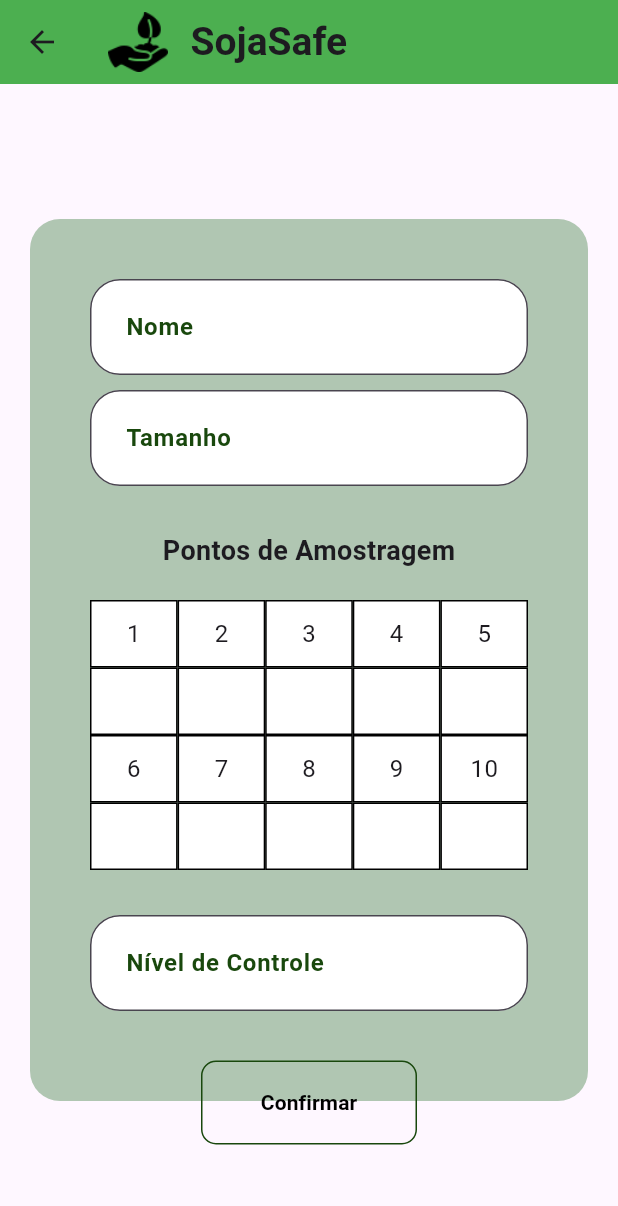
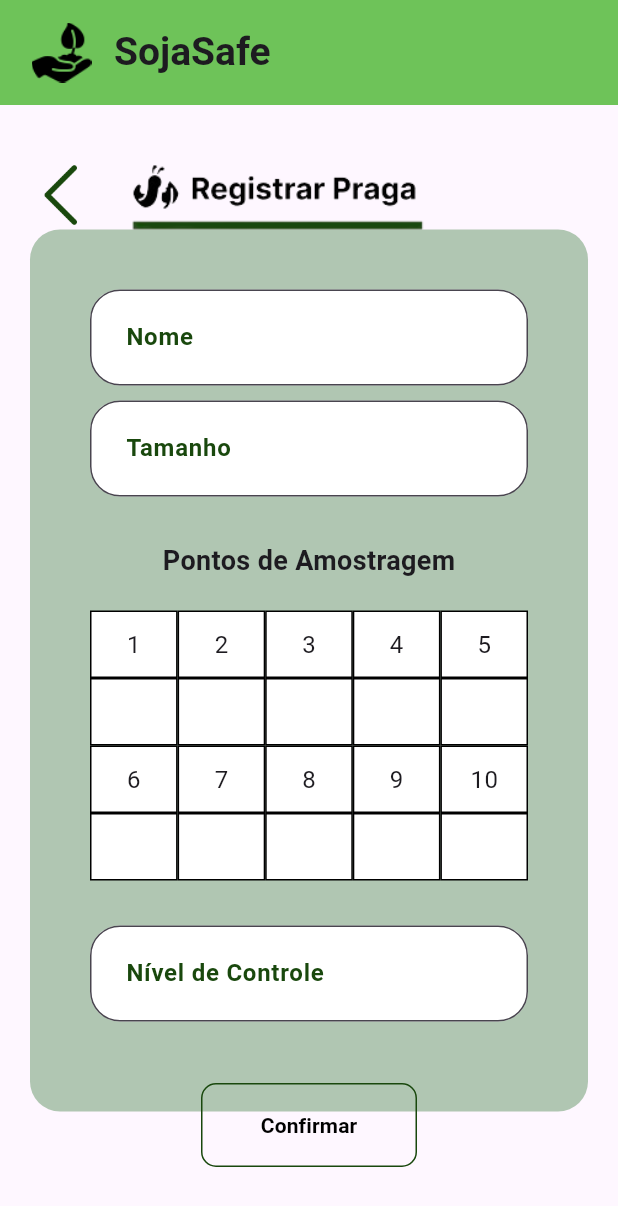
Before and after one commit to CarlosEResende/MonitoramentoSoja, a Flutter app: the registrarPraga screen opened directly, on a phone screen of 412 x 824 dp. Shown: the top 1206 px of the screen. Run offline on Flutter 3.47's test engine with Material 3 defaults, Android fonts, the phone set to English and light mode, and no system bars; our stand-ins replace sqflite, sqflite_common_ffi; accounts and stored records are empty.

Commit message:
Atualização Tela de Praga

```diff
--- a/monitoramento_soja/lib/pages/RegistrarPraga.dart
+++ b/monitoramento_soja/lib/pages/RegistrarPraga.dart
@@ -4,10 +4,12 @@
   @override
   Widget build(BuildContext context) {
     return Scaffold(
-      // Ana Carla, Colocar o  AppBar !
       appBar: AppBar(
+        automaticallyImplyLeading: false,
+        toolbarHeight: 70,
         title: Row(
           children: [
+            SizedBox(width: 5),
             Image.asset(
               'lib/img/mao.png',
               width: 40,
@@ -20,10 +22,12 @@
             ),
           ],
         ),
-        backgroundColor: Colors.green,
+        backgroundColor: Color(0xFF6EC359),
       ),
       resizeToAvoidBottomInset: false,
-      body: Center(
+      body: Stack(
+        children: [
+          Center(
             child: Padding(
               padding: const EdgeInsets.all(20.0),
               child: SingleChildScrollView(
@@ -45,13 +49,14 @@
                         alignment: Alignment.center,
                         child: Text(
                           'Pontos de Amostragem',
-                      style:
-                          TextStyle(fontSize: 18, fontWeight: FontWeight.bold),
+                          style: TextStyle(
+                              fontSize: 18, fontWeight: FontWeight.bold),
                         ),
                       ),
                       SizedBox(height: 20),
                       Table(
-                    defaultVerticalAlignment: TableCellVerticalAlignment.middle,
+                        defaultVerticalAlignment:
+                            TableCellVerticalAlignment.middle,
                         children: [
                           TableRow(
                             children: [
@@ -100,8 +105,37 @@
               ),
             ),
           ),
+          Positioned(
+            top: 0,
+            left: 10,
+            child: Row(
+              children: [
+                GestureDetector(
+                  onTap: () {
+                    Navigator.pop(context);
+                  },
+                  child: Padding(
+                    padding: const EdgeInsets.all(8.0),
+                    child: Image.asset(
+                      'lib/img/back.png',
+                      height: 50,
+                      width: 45,
+                    ),
+                  ),
+                ),
+                SizedBox(width: 0),
+                Image.asset(
+                  'lib/img/faixaPraga.png',
+                  height: 120,
+                  width: 230,
+                ),
+              ],
+            ),
+          ),
+        ],
+      ),
       floatingActionButton: Padding(
-        padding: const EdgeInsets.only(bottom: 45),
+        padding: const EdgeInsets.only(bottom: 30),
         child: TextButton(
           onPressed: () {},
           style: TextButton.styleFrom(
```
Lines whose indentation alone changed are shown as unchanged.
